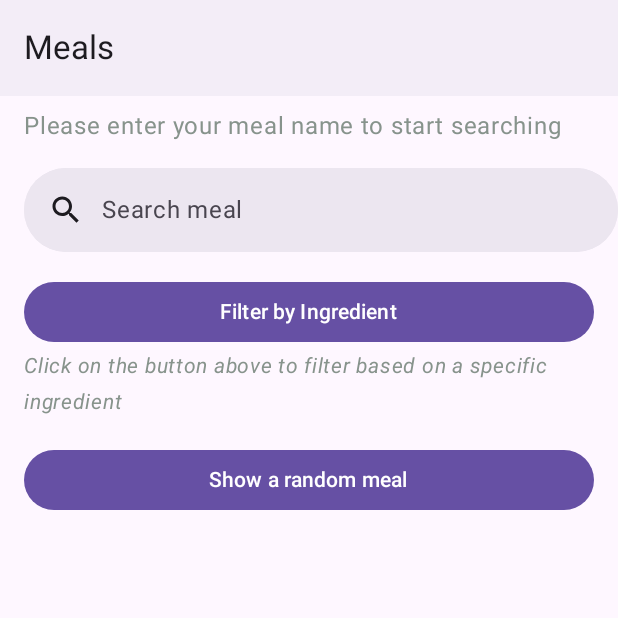
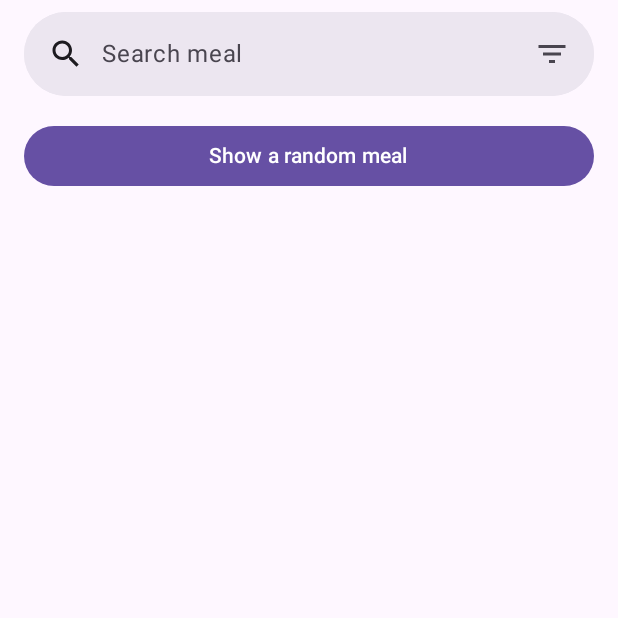
Before and after one commit to samini15/dev_2024_1000, an Android app built with Jetpack Compose: the screen it shows after launch (MainActivity), on a phone screen of 412 x 824 dp, the top half of it. Run offline under Robolectric (Android 15) with nearby library versions, the phone set to English and light mode, and no system bars.

Commit message:
Meal item design + Display meals based on search term

```diff
--- a/app/src/main/AndroidManifest.xml
+++ b/app/src/main/AndroidManifest.xml
@@ -1,6 +1,9 @@
 <?xml version="1.0" encoding="utf-8"?>
 <manifest xmlns:android="http://schemas.android.com/apk/res/android"
     xmlns:tools="http://schemas.android.com/tools">
+
+    <uses-permission android:name="android.permission.INTERNET"/>
+    <uses-permission android:name="android.permission.ACCESS_NETWORK_STATE" />
 
     <application
         android:name=".MealApp"
--- a/app/src/main/java/com/example/dev_2024_1000/meal/presentation/meal_search/MealSearchScreen.kt
+++ b/app/src/main/java/com/example/dev_2024_1000/meal/presentation/meal_search/MealSearchScreen.kt
@@ -7,7 +7,10 @@ import androidx.compose.foundation.layout.Column
 import androidx.compose.foundation.layout.fillMaxSize
 import androidx.compose.foundation.layout.fillMaxWidth
 import androidx.compose.foundation.layout.padding
+import androidx.compose.foundation.lazy.LazyColumn
+import androidx.compose.foundation.lazy.items
 import androidx.compose.material.icons.Icons
+import androidx.compose.material.icons.filled.FilterList
 import androidx.compose.material.icons.filled.Search
 import androidx.compose.material3.Button
 import androidx.compose.material3.ExperimentalMaterial3Api
@@ -17,7 +20,6 @@ import androidx.compose.material3.MaterialTheme
 import androidx.compose.material3.Scaffold
 import androidx.compose.material3.SearchBar
 import androidx.compose.material3.Text
-import androidx.compose.material3.TopAppBar
 import androidx.compose.material3.TopAppBarDefaults
 import androidx.compose.runtime.Composable
 import androidx.compose.ui.Modifier
@@ -29,6 +31,7 @@ import androidx.compose.ui.tooling.preview.Preview
 import androidx.compose.ui.tooling.preview.PreviewLightDark
 import androidx.compose.ui.unit.dp
 import com.example.dev_2024_1000.R
+import com.example.dev_2024_1000.meal.presentation.meal_search.components.MealItem
 import com.example.dev_2024_1000.ui.theme.Dev_2024_1000Theme
 import com.example.dev_2024_1000.ui.theme.LocalSpacing
 
@@ -48,14 +51,14 @@ fun MealSearchScreen(
             .fillMaxSize()
             .background(MaterialTheme.colorScheme.background)
             .nestedScroll(scrollBehaviour.nestedScrollConnection),
-        topBar = {
+        /*topBar = {
             TopAppBar(
                 title = { Text(stringResource(R.string.meals)) },
                 scrollBehavior = scrollBehaviour,
                 colors = TopAppBarDefaults.topAppBarColors()
                     .copy(containerColor = MaterialTheme.colorScheme.surfaceContainer)
             )
-        }
+        }*/
     ) { innerPadding ->
 
         Column(
@@ -63,14 +66,9 @@ fun MealSearchScreen(
                 .fillMaxSize()
                 .padding(innerPadding)
         ) {
-            Text(
-                modifier = Modifier.padding(horizontal = spacing.spaceMedium, vertical = spacing.spaceSmall),
-                text = stringResource(R.string.please_enter_your_meal_name_to_search)
-            )
-
             SearchBar(
                 modifier = Modifier
-                    .padding(start = spacing.spaceMedium),
+                    .padding(start = spacing.spaceMedium, end = spacing.spaceMedium),
                 query = state.searchQuery,
                 onQueryChange = { onAction(MealSearchAction.OnSearchQueryChanged(it)) },
                 active = false,
@@ -82,6 +80,14 @@ fun MealSearchScreen(
                     IconButton(onClick = { onAction(MealSearchAction.OnSearchMeal) }) {
                         Icon(
                             imageVector = Icons.Filled.Search,
+                            contentDescription = stringResource(id = R.string.search)
+                        )
+                    }
+                },
+                trailingIcon = {
+                    IconButton(onClick = { onAction(MealSearchAction.OnSearchMeal) }) {
+                        Icon(
+                            imageVector = Icons.Filled.FilterList,
                             contentDescription = stringResource(id = R.string.search)
                         )
                     }
@@ -103,28 +109,16 @@ fun MealSearchScreen(
                     ),
                 onClick = { /*TODO*/ }
             ) {
-                Text(stringResource(R.string.filter_by_ingredient))
+                Text(stringResource(R.string.show_random_meal))
             }
 
-            Text(
-                modifier = Modifier.padding(horizontal = spacing.spaceMedium),
-                text = stringResource(R.string.click_on_the_button_above_to_filter_based_on_a_specific_ingredient),
-                color = MaterialTheme.colorScheme.onBackground,
-                fontStyle = FontStyle.Italic,
-                fontSize = MaterialTheme.typography.bodyMedium.fontSize
-            )
-
-            Button(
-                modifier = Modifier
-                    .fillMaxWidth()
-                    .padding(
-                        top = spacing.spaceMedium,
-                        start = spacing.spaceMedium,
-                        end = spacing.spaceMedium
-                    ),
-                onClick = { /*TODO*/ }
-            ) {
-                Text(stringResource(R.string.show_random_meal))
+            LazyColumn {
+                items(state.meals) { meal ->
+                    MealItem(
+                        mealUI = meal,
+                        onClick = { /*TODO*/ }
+                    )
+                }
             }
         }
     }
--- a/app/src/main/java/com/example/dev_2024_1000/meal/presentation/meal_search/MealSearchState.kt
+++ b/app/src/main/java/com/example/dev_2024_1000/meal/presentation/meal_search/MealSearchState.kt
@@ -4,5 +4,8 @@ import com.example.dev_2024_1000.meal.presentation.model.MealUI
 
 data class MealSearchState(
     val searchQuery: String = "",
+    val isHintVisible: Boolean = false,
+    val isSearching: Boolean = false,
+
     val meals: List<MealUI> = emptyList()
 )
```
Also changed, not shown: app/build.gradle.kts (+5 -9 lines), app/src/main/java/com/example/dev_2024_1000/meal/presentation/meal_search/MealSearchViewModel.kt (+12 -0 lines), app/src/main/java/com/example/dev_2024_1000/meal/presentation/meal_search/components/MealItem.kt (added, +91 -0 lines), gradle/libs.versions.toml (+26 -7 lines).
